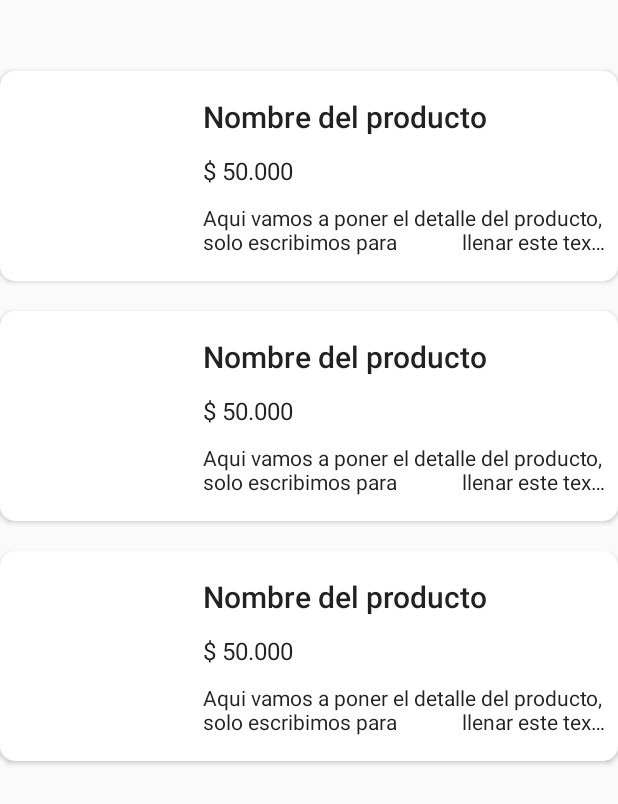
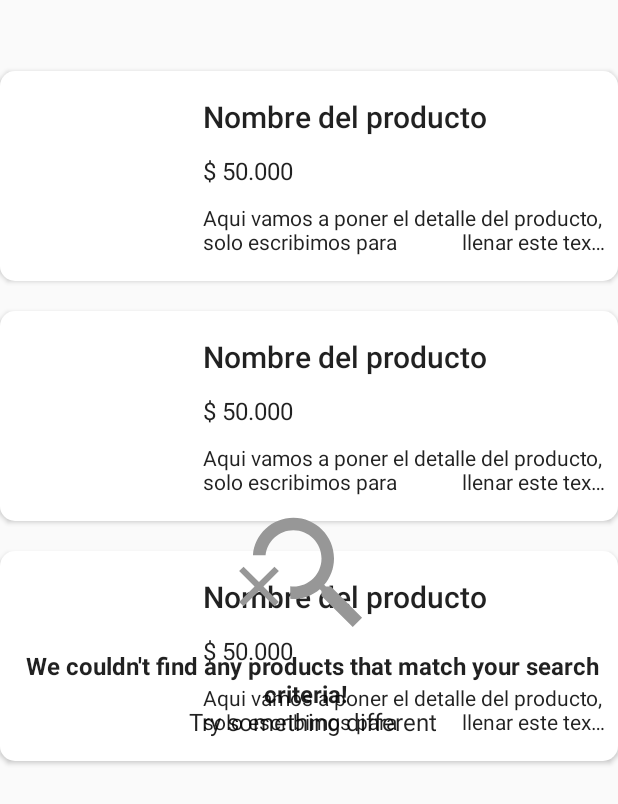
Before and after one commit to Mafe0394/MercadoPago, an Android app: the layout fragment_results.xml on its own in the app's theme, with its tools: preview values and no code run, on a phone screen of 412 x 824 dp. Shown: the top 804 px of the screen. Run offline under Robolectric (Android 15) with nearby library versions, the phone set to English and light mode, and no system bars.

```diff
--- a/app/src/main/java/com/projects/mercadopago/network/MercadoApiStatus.kt
+++ b/app/src/main/java/com/projects/mercadopago/network/MercadoApiStatus.kt
@@ -1,3 +1,3 @@
 package com.projects.mercadopago.network
 
-enum class MercadoApiStatus {LOADING,ERROR,DONE,EMPTY_SEARCH}
+enum class MercadoApiStatus {LOADING,ERROR,DONE}
--- a/app/src/main/res/layout/fragment_results.xml
+++ b/app/src/main/res/layout/fragment_results.xml
@@ -49,6 +49,7 @@
             app:layout_constraintEnd_toEndOf="parent"
             app:appApiStatus="@{viewModel.status}"/>
         <TextView
+            android:id="@+id/statusTextView"
             android:layout_width="wrap_content"
             android:layout_height="wrap_content"
             app:layout_constraintStart_toStartOf="@id/status_image"
@@ -57,7 +58,20 @@
             android:layout_marginTop="@dimen/_10dp"
             android:gravity="center"
             android:textAppearance="@style/TextAppearance.AppCompat.Caption"
-            app:appApiSTexttatus="@{viewModel.status}"/>
+            app:appApiSTextStatus="@{viewModel.status}"/>
+        <TextView
+            android:id="@+id/noResultsTextView"
+            android:layout_width="wrap_content"
+            android:layout_height="wrap_content"
+            app:layout_constraintTop_toTopOf="parent"
+            app:layout_constraintBottom_toBottomOf="parent"
+            app:layout_constraintStart_toStartOf="parent"
+            app:layout_constraintEnd_toEndOf="parent"
+            android:text="@string/we_couldnt_find_products_that_match_your_search_criteria"
+            app:emptySearchText="@{viewModel.isEmptySearch}"
+            app:drawableTopCompat="@drawable/no_results_icon"
+            android:gravity="center"
+            android:textAppearance="@style/TextAppearance.AppCompat.Light.SearchResult.Subtitle"/>
 
     </androidx.constraintlayout.widget.ConstraintLayout>
 </layout>
--- a/app/src/main/res/values/strings.xml
+++ b/app/src/main/res/values/strings.xml
@@ -11,8 +11,8 @@
     <string name="api_status" translatable="false">API Status</string>
     <string name="loading_elllipsis">Loading…</string>
     <string name="something_went_wrong">Something went wrong</string>
-    <string name="we_couldnt_find_products_that_match_your_search_criteria">We couldn\'t find any
-        products that match your search criteria. \n Try something different</string>
+    <string name="we_couldnt_find_products_that_match_your_search_criteria"><b> We couldn\'t find any
+        products that match your search criteria! </b>\n Try something different</string>
     <string name="display_price" translatable="false">$ %,d</string>
     <string name="results_for">Results for: %s</string>
     <string name="search_results">Search Results</string>
```
Also changed, not shown: app/src/main/java/com/projects/mercadopago/repository/ProductRepositoryInterface.kt (added, +35 -0 lines), app/src/main/java/com/projects/mercadopago/repository/ProductsRepository.kt (+5 -4 lines), app/src/main/java/com/projects/mercadopago/repository/ResultMercadoPago.kt (added, +28 -0 lines), app/src/main/java/com/projects/mercadopago/uiControllers/fragments/ResultsFragment.kt (+24 -19 lines), app/src/main/java/com/projects/mercadopago/util/BindingAdapters.kt (+27 -19 lines), app/src/main/java/com/projects/mercadopago/viewModels/ResultsViewModel.kt (+24 -12 lines), 1 other file.
